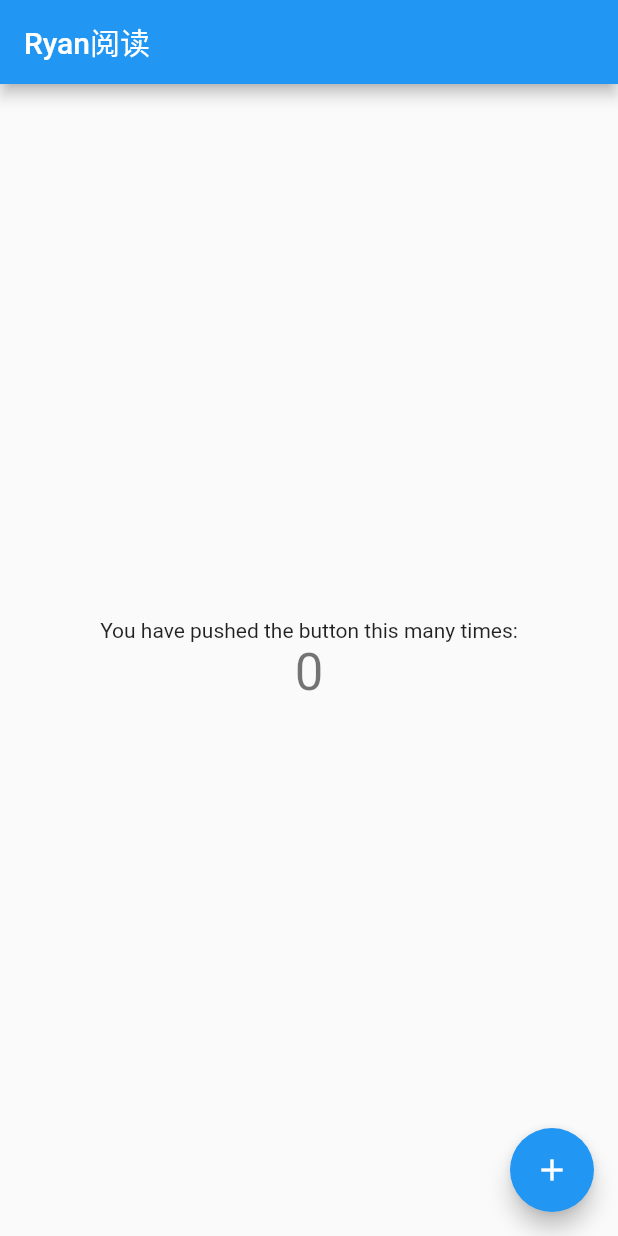
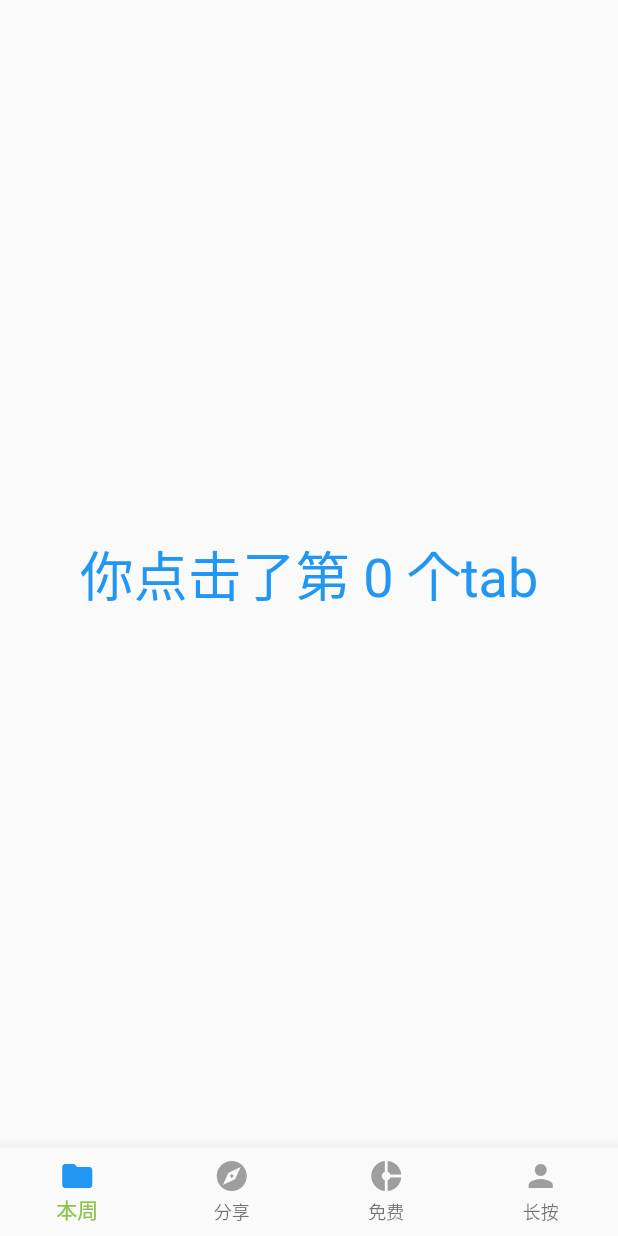
Before and after one commit to zhuohengfeng/book_reader, a Flutter app: the screen it shows after launch, on a phone screen of 412 x 824 dp. Run offline on Flutter 3.47's test engine with Material 2 defaults, Android fonts, the phone set to English and light mode, and no system bars.

Commit message:
[feat] 添加底部导航条，实现点击切换

```diff
--- a/lib/main.dart
+++ b/lib/main.dart
@@ -1,111 +1,17 @@
+import 'package:book_reader/tab_navigator.dart';
 import 'package:flutter/material.dart';
 
 void main() => runApp(MyApp());
 
 class MyApp extends StatelessWidget {
-  // This widget is the root of your application.
   @override
   Widget build(BuildContext context) {
     return MaterialApp(
       title: 'Ryan阅读',
       theme: ThemeData(
-        // This is the theme of your application.
-        //
-        // Try running your application with "flutter run". You'll see the
-        // application has a blue toolbar. Then, without quitting the app, try
-        // changing the primarySwatch below to Colors.green and then invoke
-        // "hot reload" (press "r" in the console where you ran "flutter run",
-        // or simply save your changes to "hot reload" in a Flutter IDE).
-        // Notice that the counter didn't reset back to zero; the application
-        // is not restarted.
-        primarySwatch: Colors.blue,
+        primarySwatch: Colors.lightGreen,
       ),
-      home: MyHomePage(title: 'Ryan阅读'),
+      home: TabNavigator(),
     );
   }
 }
-
-class MyHomePage extends StatefulWidget {
-  MyHomePage({Key key, this.title}) : super(key: key);
-
-  // This widget is the home page of your application. It is stateful, meaning
-  // that it has a State object (defined below) that contains fields that affect
-  // how it looks.
-
-  // This class is the configuration for the state. It holds the values (in this
-  // case the title) provided by the parent (in this case the App widget) and
-  // used by the build method of the State. Fields in a Widget subclass are
-  // always marked "final".
-
-  final String title;
-
-  @override
-  _MyHomePageState createState() => _MyHomePageState();
-}
-
-class _MyHomePageState extends State<MyHomePage> {
-  int _counter = 0;
-
-  void _incrementCounter() {
-    setState(() {
-      // This call to setState tells the Flutter framework that something has
-      // changed in this State, which causes it to rerun the build method below
-      // so that the display can reflect the updated values. If we changed
-      // _counter without calling setState(), then the build method would not be
-      // called again, and so nothing would appear to happen.
-      _counter++;
-    });
-  }
-
-  @override
-  Widget build(BuildContext context) {
-    // This method is rerun every time setState is called, for instance as done
-    // by the _incrementCounter method above.
-    //
-    // The Flutter framework has been optimized to make rerunning build methods
-    // fast, so that you can just rebuild anything that needs updating rather
-    // than having to individually change instances of widgets.
-    return Scaffold(
-      appBar: AppBar(
-        // Here we take the value from the MyHomePage object that was created by
-        // the App.build method, and use it to set our appbar title.
-        title: Text(widget.title),
-      ),
-      body: Center(
-        // Center is a layout widget. It takes a single child and positions it
-        // in the middle of the parent.
-        child: Column(
-          // Column is also a layout widget. It takes a list of children and
-          // arranges them vertically. By default, it sizes itself to fit its
-          // children horizontally, and tries to be as tall as its parent.
-          //
-          // Invoke "debug painting" (press "p" in the console, choose the
-          // "Toggle Debug Paint" action from the Flutter Inspector in Android
-          // Studio, or the "Toggle Debug Paint" command in Visual Studio Code)
-          // to see the wireframe for each widget.
-          //
-          // Column has various properties to control how it sizes itself and
-          // how it positions its children. Here we use mainAxisAlignment to
-          // center the children vertically; the main axis here is the vertical
-          // axis because Columns are vertical (the cross axis would be
-          // horizontal).
-          mainAxisAlignment: MainAxisAlignment.center,
-          children: <Widget>[
-            Text(
-              'You have pushed the button this many times:',
-            ),
-            Text(
-              '$_counter',
-              style: Theme.of(context).textTheme.display1,
-            ),
-          ],
-        ),
-      ),
-      floatingActionButton: FloatingActionButton(
-        onPressed: _incrementCounter,
-        tooltip: 'Increment',
-        child: Icon(Icons.add),
-      ), // This trailing comma makes auto-formatting nicer for build methods.
-    );
-  }
-}
--- /dev/null
+++ b/lib/tab_navigator.dart
@@ -0,0 +1,76 @@
+import 'package:flutter/material.dart';
+
+/// 底部导航条
+class TabNavigator extends StatefulWidget {
+  @override
+  _TabNavigatorState createState() => _TabNavigatorState();
+}
+
+class _TabNavigatorState extends State<TabNavigator> {
+  final _defaultColor = Colors.grey;
+  final _activeColor = Colors.blue;
+  int _currentIndex = 0;
+
+  @override
+  Widget build(BuildContext context) {
+    // 这个脚手架组件是一个页面结构的组件，可以实现通常app页面的框架，比如导航条，侧拉菜单，顶部状态等
+    return Scaffold(
+      body: Container(
+        decoration: BoxDecoration(
+          gradient: LinearGradient(
+            colors: [
+              Color(0x00ff00), //0xffedeef0
+              Color(0xffff00), //0xffe6e7e9
+            ],
+            begin: Alignment.topCenter,
+            end: Alignment.bottomCenter,
+          ),
+        ),
+        child: Center(
+          child: Text(
+            '你点击了第 $_currentIndex 个tab',
+            style: TextStyle(fontSize: 36, color: Colors.blue),
+          ),
+        ),
+      ),
+      /// 底部导航条
+      bottomNavigationBar: BottomNavigationBar(
+        currentIndex: _currentIndex,
+        onTap: (index) {
+          // 修改状态
+          setState(() {
+            _currentIndex = index;
+            print("你点击了第 $_currentIndex 个");
+          });
+        },
+        items: [
+          _bottomItem('本周', Icons.folder, 0),
+          _bottomItem('分享', Icons.explore, 1),
+          _bottomItem('免费', Icons.donut_small, 2),
+          _bottomItem('长按', Icons.person, 3),
+        ],
+        type: BottomNavigationBarType.fixed,
+      ),
+    );
+  }
+  /// 封装底部导航条
+  _bottomItem(String title, IconData icon, int index) {
+    return BottomNavigationBarItem(
+      icon: Icon(
+        icon,
+        color: _defaultColor,
+      ),
+      activeIcon: Icon(
+        icon,
+        color: _activeColor,
+      ),
+      title: Text(
+        title,
+        style: TextStyle(
+          color: _currentIndex != index ? _defaultColor : _activeColor,
+        ),
+      ),
+    );
+  }
+
+}
```
Also changed, not shown: 1 other file.
